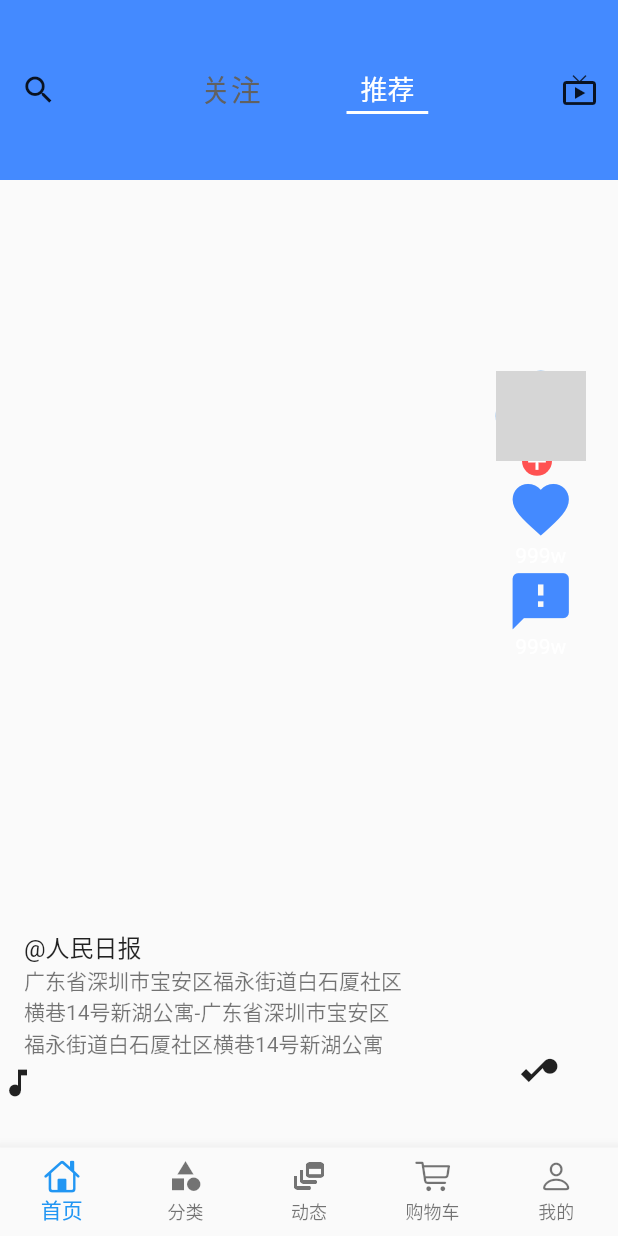
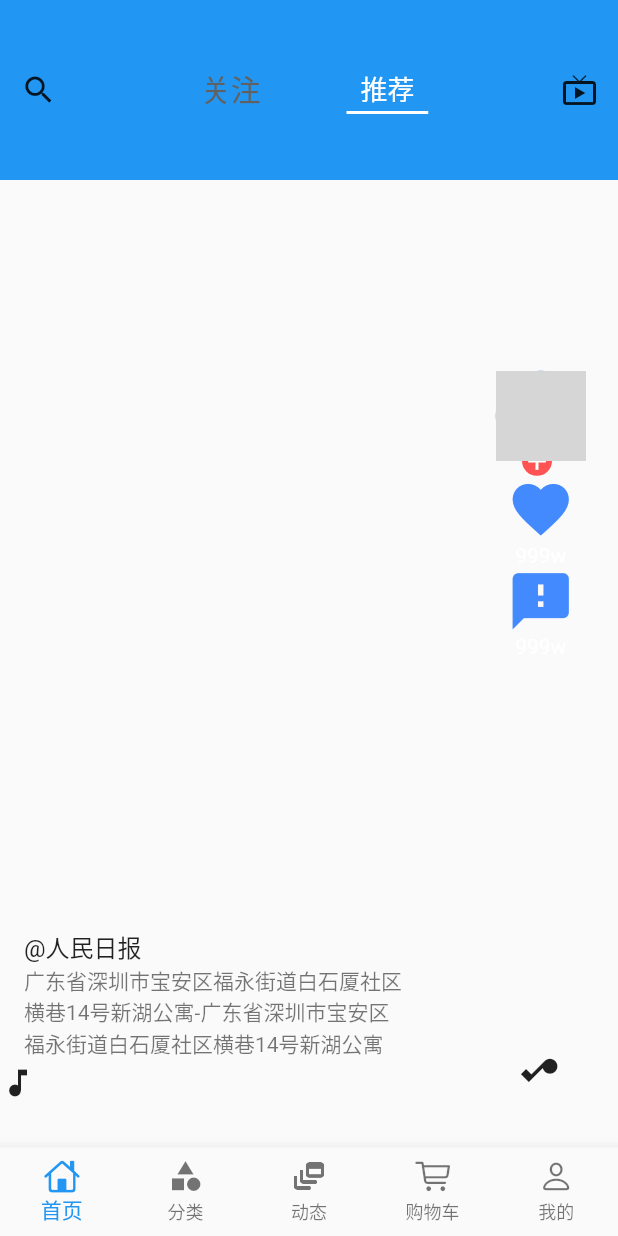
Before and after one commit to xiaqingpeng/flutter2.0-halloween, a Flutter app: the screen it shows after launch, on a phone screen of 412 x 824 dp. Run offline on Flutter 3.47's test engine with Material 2 defaults, Android fonts, the phone set to English and light mode, and no system bars; network calls fail; grey boxes are pictures that could not be loaded.

Commit message:
状态管理provider

```diff
--- a/lib/main.dart
+++ b/lib/main.dart
@@ -4,30 +4,57 @@ import 'page/home/index.dart';
 import 'page/car/index.dart';
 import 'page/category/index.dart';
 import 'page/mine/index.dart';
+import 'page/dynamic/index.dart';
+import 'package:provider/provider.dart';
+import './model/counter.dart';
+import 'model/color_them_provider.dart';
+import './page/mine/widget/shared_preferences.dart';
+import './page/dynamic/widget/state_management.dart';
 
-import 'page/dynamic/index.dart';
 void main() {
-  runApp(MyApp());
+  runApp(
+    MultiProvider(
+      providers: [
+        ChangeNotifierProvider<Counter>.value(value: Counter()),
+        ChangeNotifierProvider<ColorThemeProvider>.value(
+            value: ColorThemeProvider())
+      ],
+      child: MyApp(),
+    ),
+  );
 }
 
 class MyApp extends StatelessWidget {
-  // This widget is the root of your application.
+  final routes = {
+    '/shared_preferences': (BuildContext context) => new SharedPreferences(),
+    '/url_launcher': (BuildContext context) => new DynamicPage(),
+    '/state_management': (BuildContext context) => new StateManagement(),
+  };
   @override
   Widget build(BuildContext context) {
-    return MaterialApp(
-      title: 'Flutter 案列',
-      debugShowCheckedModeBanner: false, // 去除debugger
-      theme: ThemeData(
-        primarySwatch: Colors.blue,
-        visualDensity: VisualDensity.adaptivePlatformDensity,
+    Color color = Provider.of<ColorThemeProvider>(context).color;
+    print(color);
 
-      ),
-      home: IndexPage(),
+    return ChangeNotifierProvider(
+      create: (context) => ColorThemeProvider(),
+      child: Consumer<ColorThemeProvider>(
+          builder: (context, colorThemeProvider, child) {
+        print(colorThemeProvider.color);
+        return MaterialApp(
+          title: 'Flutter Demo',
+          debugShowCheckedModeBanner: false, // 去除debugger
+          theme: ThemeData(
+            primarySwatch: colorThemeProvider.color,
+            floatingActionButtonTheme: FloatingActionButtonThemeData(
+              foregroundColor: colorThemeProvider.color,
+            ),
+          ),
+          home: IndexPage(),
+        );
+      }),
     );
   }
 }
-
-
 
 class IndexPage extends StatefulWidget {
   _IndexPageState createState() => _IndexPageState();
@@ -48,7 +75,6 @@ class _IndexPageState extends State with WidgetsBindingObserver {
     DynamicPage(),
     CarPage(),
     MinePage()
-
   ];
   int currentIndex = 0;
   var currentpage;
@@ -58,13 +84,12 @@ class _IndexPageState extends State with WidgetsBindingObserver {
     super.initState();
 
     // 注册观察者
-   // WidgetsBinding.instance.addObserver(this);
+    // WidgetsBinding.instance.addObserver(this);
   }
 
   @override
   void didChangeAppLifecycleState(state) {
     super.didChangeAppLifecycleState(state);
-
   }
 
   @override
@@ -117,6 +142,4 @@ class _IndexPageState extends State with WidgetsBindingObserver {
       ),
     );
   }
-
-
 }
--- /dev/null
+++ b/lib/model/color_them_provider.dart
@@ -0,0 +1,13 @@
+import 'package:flutter/material.dart';
+
+class ColorThemeProvider extends ChangeNotifier {
+  MaterialColor _color = Colors.blue;
+  MaterialColor get color => _color;
+  ColorThemeProvider() {
+    _color = Colors.blue;
+  }
+  void changeColor({MaterialColor color = Colors.blue}) {
+    _color = color;
+    notifyListeners();
+  }
+}
--- a/lib/page/home/index.dart
+++ b/lib/page/home/index.dart
@@ -19,7 +19,7 @@ class _HomePageState extends State<HomePage> {
               height: 120,
               width: screenWidth,
               child: Container(
-                decoration: BoxDecoration(color: Colors.blueAccent),
+                decoration: BoxDecoration(color: Theme.of(context).primaryColor),
                 child: TopTab(),
               ),
             ),
--- a/pubspec.yaml
+++ b/pubspec.yaml
@@ -31,6 +31,7 @@ dependencies:
   image_jpeg: ^1.1.1
   shared_preferences: ^2.0.5
   url_launcher: ^6.0.4
+  provider: ^5.0.0
 dev_dependencies:
   flutter_test:
     sdk: flutter
```
Also changed, not shown: lib/model/counter.dart (added, +11 -0 lines), lib/page/dynamic/index.dart (+12 -13 lines), lib/page/dynamic/widget/shared_preferences.dart (added, +29 -0 lines), lib/page/dynamic/widget/state_management.dart (added, +80 -0 lines), lib/page/mine/index.dart (+3 -11 lines), pubspec.lock.
